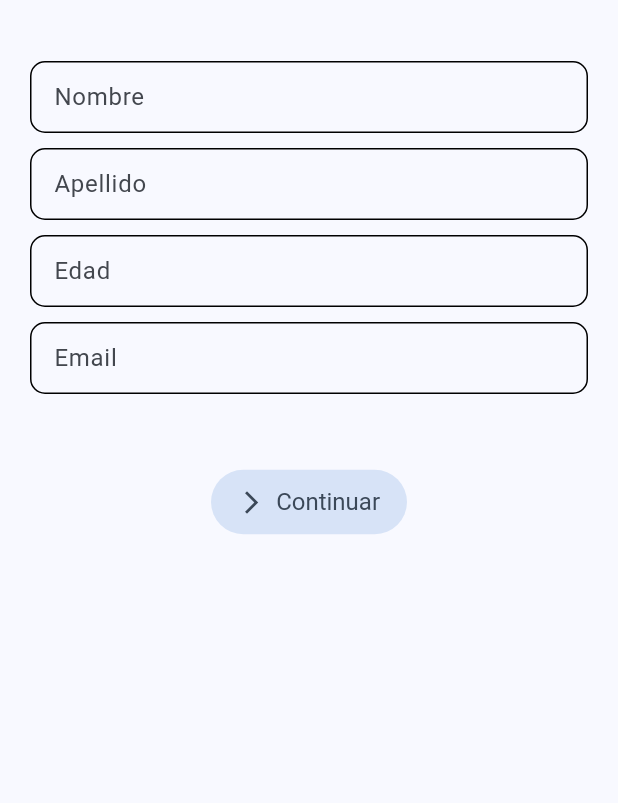
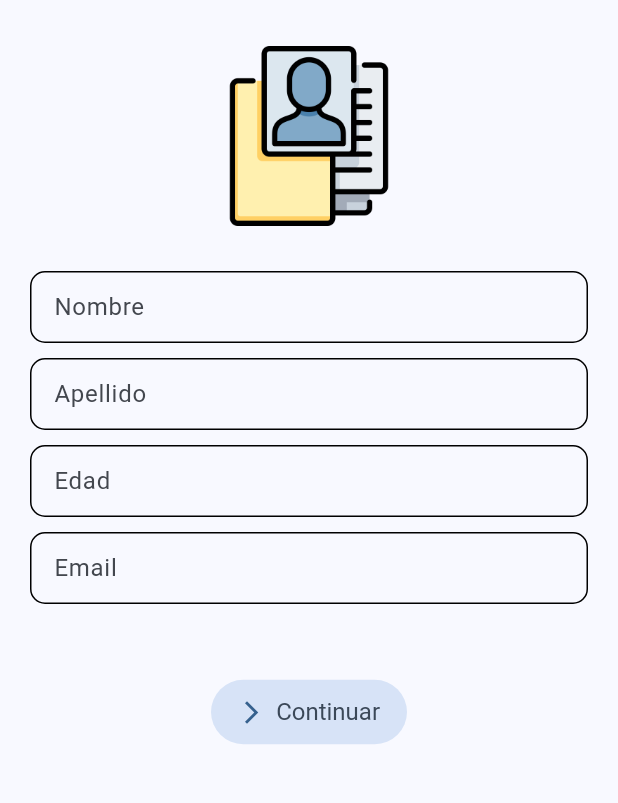
Before and after one commit to demanzanoc/boarding_pass_manager, a Flutter app: the screen it shows after launch, on a phone screen of 412 x 824 dp, the part 107-910 px from its top. Run offline on Flutter 3.47's test engine with Material 3 defaults, Android fonts, the phone set to English and light mode, and no system bars; our stand-ins replace date_time_picker, flutter_dotenv, get, get_it, graphql_flutter.

Commit message:
- Images are added to improve the design. - Documentation is added

```diff
--- a/lib/presentation/screens/boarding_passes/personal_data_form_screen.dart
+++ b/lib/presentation/screens/boarding_passes/personal_data_form_screen.dart
@@ -11,15 +11,22 @@ class PersonalDataFormScreen extends StatelessWidget {
 
   @override
   Widget build(BuildContext context) {
-    return const Scaffold(
-      appBar: CustomAppBar(),
+    return Scaffold(
+      appBar: const CustomAppBar(),
       body: Padding(
-        padding: EdgeInsets.symmetric(horizontal: 20, vertical: 16),
+        padding: const EdgeInsets.symmetric(horizontal: 20, vertical: 16),
         child: SingleChildScrollView(
           child: Column(
             children: [
-              _PersonalDataForm(),
-              SizedBox(height: 20),
+              Center(
+                child: SizedBox(
+                  height: 120,
+                  child: Image.asset('assets/personal_data_icon.png'),
+                ),
+              ),
+              const SizedBox(height: 20),
+              const _PersonalDataForm(),
+              const SizedBox(height: 20),
             ],
           ),
         ),
--- a/lib/presentation/widgets/shared/buttons/custom_filled_button.dart
+++ b/lib/presentation/widgets/shared/buttons/custom_filled_button.dart
@@ -1,3 +1,4 @@
+import 'package:boarding_pass_manager/config/theme/app_theme.dart';
 import 'package:flutter/material.dart';
 
 class CustomFilledButton extends StatelessWidget {
@@ -14,11 +15,12 @@ class CustomFilledButton extends StatelessWidget {
 
   @override
   Widget build(BuildContext context) {
+    final colors = AppTheme.getColorScheme(context);
     return Padding(
       padding: const EdgeInsets.symmetric(vertical: 18),
       child: FilledButton.tonalIcon(
         onPressed: onPressed,
-        icon: Icon(iconData),
+        icon: Icon(iconData, color: colors.primary),
         label: Text(label),
         style: TextButton.styleFrom(
           padding: const EdgeInsets.symmetric(
--- a/pubspec.yaml
+++ b/pubspec.yaml
@@ -30,3 +30,4 @@ flutter:
 
   assets:
     - .env
+    - assets/
```
Also changed, not shown: lib/presentation/screens/boarding_passes/boarding_data_form_screen.dart (+11 -5 lines), assets/boarding_pass_icon.png (added), assets/personal_data_icon.png (added), 1 other file.
